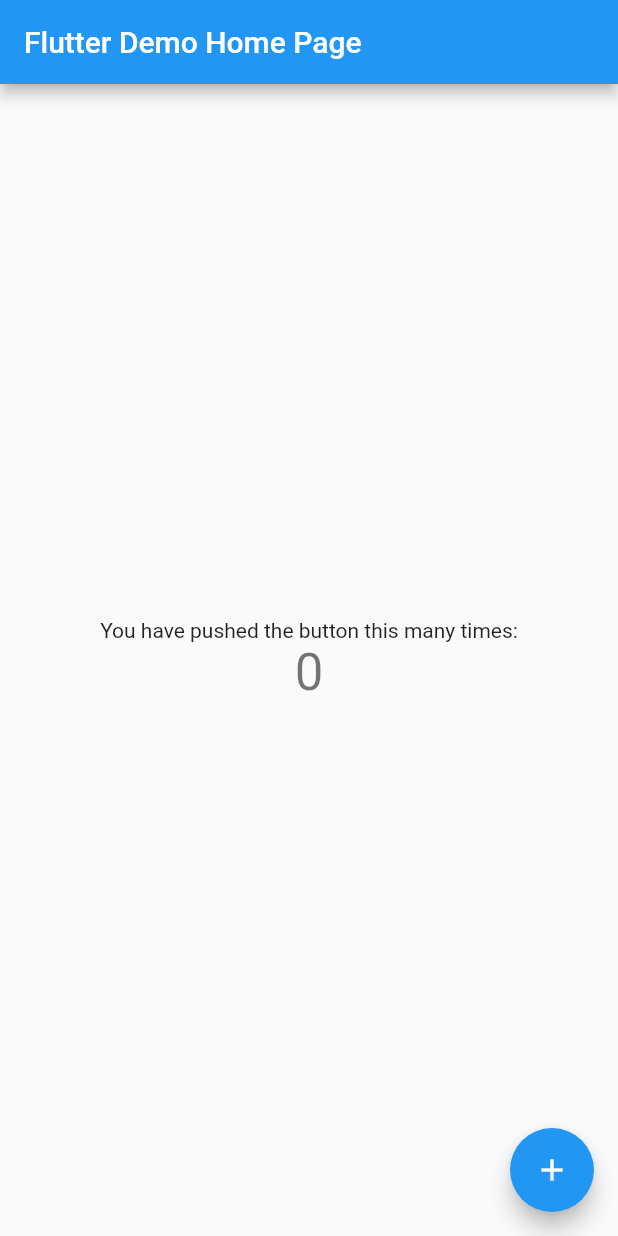
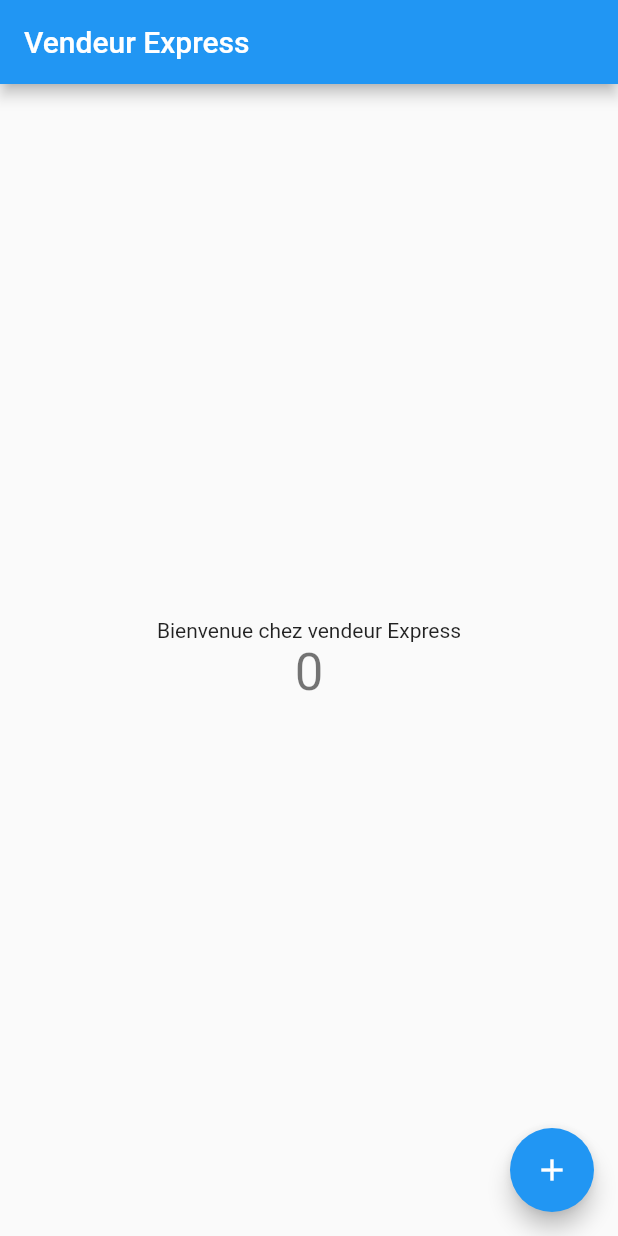
Before and after one commit to Adamakeleguem/vexshop, a Flutter app: the screen it shows after launch, on a phone screen of 412 x 824 dp. Run offline on Flutter 3.47's test engine with Material 2 defaults, Android fonts, the phone set to English and light mode, and no system bars.

Commit message:
mise à jour des dépendances
mise à jour des dépendances android studio et gradlle flutter

```diff
--- a/vexshop/lib/main.dart
+++ b/vexshop/lib/main.dart
@@ -11,35 +11,18 @@
   @override
   Widget build(BuildContext context) {
     return MaterialApp(
+      debugShowCheckedModeBanner: false,
       title: 'Flutter Demo',
       theme: ThemeData(
-        // This is the theme of your application.
-        //
-        // Try running your application with "flutter run". You'll see the
-        // application has a blue toolbar. Then, without quitting the app, try
-        // changing the primarySwatch below to Colors.green and then invoke
-        // "hot reload" (press "r" in the console where you ran "flutter run",
-        // or simply save your changes to "hot reload" in a Flutter IDE).
-        // Notice that the counter didn't reset back to zero; the application
-        // is not restarted.
         primarySwatch: Colors.blue,
       ),
-      home: const MyHomePage(title: 'Flutter Demo Home Page'),
+      home: const MyHomePage(title: 'Vendeur Express'),
     );
   }
 }
 
 class MyHomePage extends StatefulWidget {
   const MyHomePage({Key? key, required this.title}) : super(key: key);
-
-  // This widget is the home page of your application. It is stateful, meaning
-  // that it has a State object (defined below) that contains fields that affect
-  // how it looks.
-
-  // This class is the configuration for the state. It holds the values (in this
-  // case the title) provided by the parent (in this case the App widget) and
-  // used by the build method of the State. Fields in a Widget subclass are
-  // always marked "final".
 
   final String title;
 
@@ -52,51 +35,22 @@
 
   void _incrementCounter() {
     setState(() {
-      // This call to setState tells the Flutter framework that something has
-      // changed in this State, which causes it to rerun the build method below
-      // so that the display can reflect the updated values. If we changed
-      // _counter without calling setState(), then the build method would not be
-      // called again, and so nothing would appear to happen.
       _counter++;
     });
   }
 
   @override
   Widget build(BuildContext context) {
-    // This method is rerun every time setState is called, for instance as done
-    // by the _incrementCounter method above.
-    //
-    // The Flutter framework has been optimized to make rerunning build methods
-    // fast, so that you can just rebuild anything that needs updating rather
-    // than having to individually change instances of widgets.
     return Scaffold(
       appBar: AppBar(
-        // Here we take the value from the MyHomePage object that was created by
-        // the App.build method, and use it to set our appbar title.
         title: Text(widget.title),
       ),
       body: Center(
-        // Center is a layout widget. It takes a single child and positions it
-        // in the middle of the parent.
         child: Column(
-          // Column is also a layout widget. It takes a list of children and
-          // arranges them vertically. By default, it sizes itself to fit its
-          // children horizontally, and tries to be as tall as its parent.
-          //
-          // Invoke "debug painting" (press "p" in the console, choose the
-          // "Toggle Debug Paint" action from the Flutter Inspector in Android
-          // Studio, or the "Toggle Debug Paint" command in Visual Studio Code)
-          // to see the wireframe for each widget.
-          //
-          // Column has various properties to control how it sizes itself and
-          // how it positions its children. Here we use mainAxisAlignment to
-          // center the children vertically; the main axis here is the vertical
-          // axis because Columns are vertical (the cross axis would be
-          // horizontal).
           mainAxisAlignment: MainAxisAlignment.center,
           children: <Widget>[
             const Text(
-              'You have pushed the button this many times:',
+              'Bienvenue chez vendeur Express',
             ),
             Text(
               '$_counter',
```
Also changed, not shown: vexshop/lib/screens/ondash_screen.dart (added), 4 other files.
